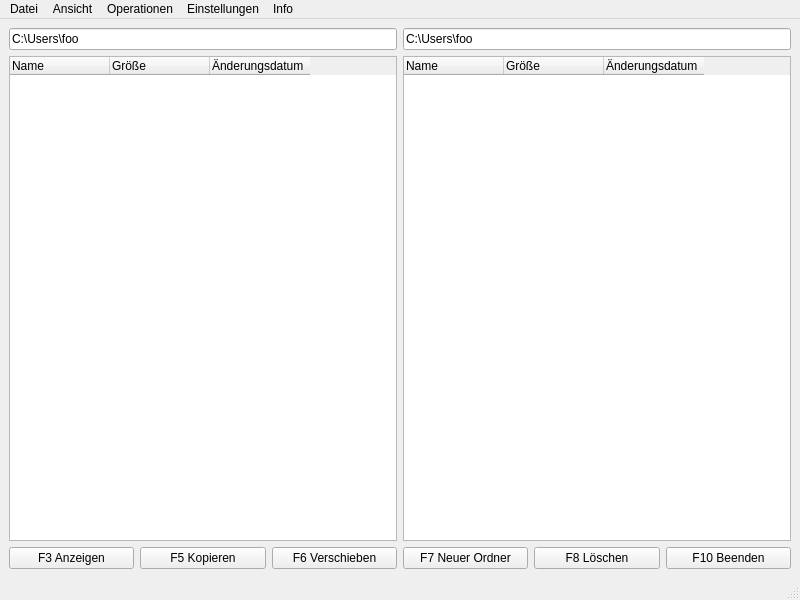
Before: the Qt Designer form mainwindow.ui in striezel/qt-commander, drawn with Qt 5.
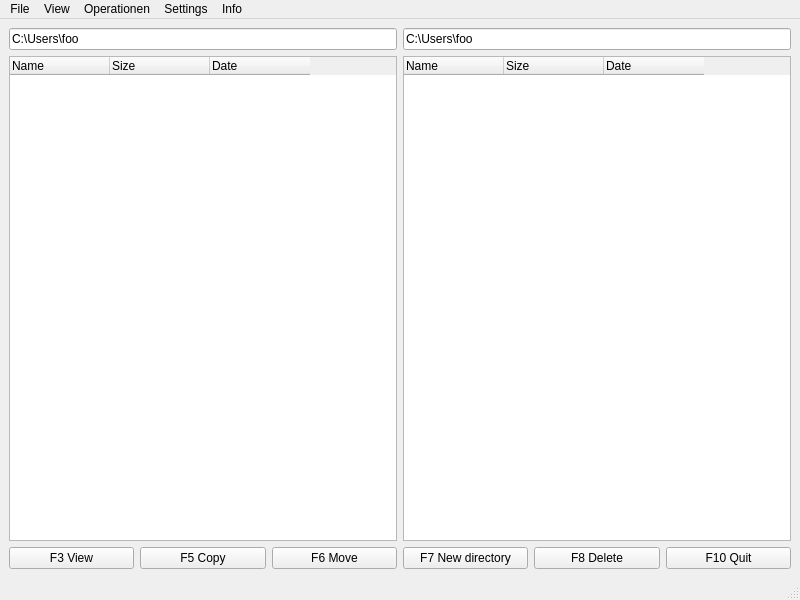
After: the same form once the commit is applied. Icons and pictures are not drawn. Custom widgets are drawn as their Qt base class.

Commit message: translate GUI elements into English (part one of more to come)

```diff
--- a/mainwindow.ui
+++ b/mainwindow.ui
@@ -53,12 +53,12 @@
       </column>
       <column>
        <property name="text">
-        <string>Größe</string>
+        <string>Size</string>
        </property>
       </column>
       <column>
        <property name="text">
-        <string>Änderungsdatum</string>
+        <string>Date</string>
        </property>
       </column>
      </widget>
@@ -78,12 +78,12 @@
       </column>
       <column>
        <property name="text">
-        <string>Größe</string>
+        <string>Size</string>
        </property>
       </column>
       <column>
        <property name="text">
-        <string>Änderungsdatum</string>
+        <string>Date</string>
        </property>
       </column>
      </widget>
@@ -91,7 +91,7 @@
     <item row="2" column="0">
      <widget class="QPushButton" name="btnView">
       <property name="text">
-       <string>F3 Anzeigen</string>
+       <string>F3 View</string>
       </property>
       <property name="icon">
        <iconset theme="edit-find"/>
@@ -104,7 +104,7 @@
     <item row="2" column="1">
      <widget class="QPushButton" name="btnCopy">
       <property name="text">
-       <string>F5 Kopieren</string>
+       <string>F5 Copy</string>
       </property>
       <property name="icon">
        <iconset theme="edit-copy"/>
@@ -117,7 +117,7 @@
     <item row="2" column="2">
      <widget class="QPushButton" name="btnMove">
       <property name="text">
-       <string>F6 Verschieben</string>
+       <string>F6 Move</string>
       </property>
       <property name="shortcut">
        <string>F6</string>
@@ -127,7 +127,7 @@
     <item row="2" column="3">
      <widget class="QPushButton" name="btnCreateDirectory">
       <property name="text">
-       <string>F7 Neuer Ordner</string>
+       <string>F7 New directory</string>
       </property>
       <property name="icon">
        <iconset theme="folder-new"/>
@@ -140,7 +140,7 @@
     <item row="2" column="4">
      <widget class="QPushButton" name="btnRemove">
       <property name="text">
-       <string>F8 Löschen</string>
+       <string>F8 Delete</string>
       </property>
       <property name="icon">
        <iconset theme="edit-delete"/>
@@ -153,7 +153,7 @@
     <item row="2" column="5">
      <widget class="QPushButton" name="btnExit">
       <property name="text">
-       <string>F10 Beenden</string>
+       <string>F10 Quit</string>
       </property>
       <property name="icon">
        <iconset theme="application-exit"/>
@@ -176,7 +176,7 @@
    </property>
    <widget class="QMenu" name="menuFile">
     <property name="title">
-     <string>Datei</string>
+     <string>File</string>
     </property>
     <addaction name="actionShowFileInfo"/>
     <addaction name="separator"/>
@@ -184,7 +184,7 @@
    </widget>
    <widget class="QMenu" name="menuView">
     <property name="title">
-     <string>Ansicht</string>
+     <string>View</string>
     </property>
     <addaction name="actionShowHiddenFiles"/>
     <addaction name="actionShowSystemFiles"/>
@@ -210,7 +210,7 @@
    </widget>
    <widget class="QMenu" name="menuSettings">
     <property name="title">
-     <string>Einstellungen</string>
+     <string>Settings</string>
     </property>
     <addaction name="actionEditSettings"/>
     <addaction name="actionSaveSettings"/>
```
Left out of the diff: 50 changed lines with no effect on the pictures. The commit also changes 5 other files.
